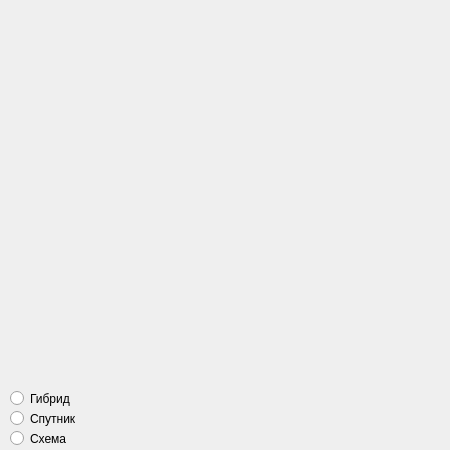
Qt form map.ui (plov-cyber/MAPS_PROJECT) before a commit.
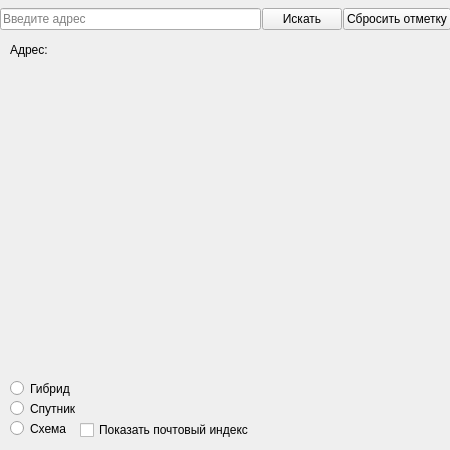
The same form after that commit.

Commit message: Big task of Maps API. Part #5-11

What changed in the file:
```diff
--- a/map.ui
+++ b/map.ui
@@ -24,8 +24,8 @@
     <property name="geometry">
      <rect>
       <x>10</x>
-      <y>390</y>
-      <width>82</width>
+      <y>380</y>
+      <width>60</width>
       <height>17</height>
      </rect>
     </property>
@@ -40,8 +40,8 @@
     <property name="geometry">
      <rect>
       <x>10</x>
-      <y>410</y>
-      <width>82</width>
+      <y>400</y>
+      <width>70</width>
       <height>17</height>
      </rect>
     </property>
@@ -56,8 +56,8 @@
     <property name="geometry">
      <rect>
       <x>10</x>
-      <y>430</y>
-      <width>82</width>
+      <y>420</y>
+      <width>60</width>
       <height>17</height>
      </rect>
     </property>
@@ -81,6 +81,68 @@
      <string/>
     </property>
    </widget>
+   <widget class="QLabel" name="lbl_address">
+    <property name="geometry">
+     <rect>
+      <x>10</x>
+      <y>40</y>
+      <width>430</width>
+      <height>20</height>
+     </rect>
+    </property>
+    <property name="text">
+     <string>Адрес: </string>
+    </property>
+   </widget>
+   <widget class="QCheckBox" name="postalcode">
+    <property name="geometry">
+     <rect>
+      <x>80</x>
+      <y>420</y>
+      <width>170</width>
+      <height>20</height>
+     </rect>
+    </property>
+    <property name="text">
+     <string>Показать почтовый индекс</string>
+    </property>
+   </widget>
+   <widget class="QWidget" name="layoutWidget">
+    <property name="geometry">
+     <rect>
+      <x>0</x>
+      <y>4</y>
+      <width>451</width>
+      <height>31</height>
+     </rect>
+    </property>
+    <layout class="QHBoxLayout" name="horizontalLayout">
+     <property name="spacing">
+      <number>1</number>
+     </property>
+     <item>
+      <widget class="QLineEdit" name="obj_address">
+       <property name="placeholderText">
+        <string>Введите адрес</string>
+       </property>
+      </widget>
+     </item>
+     <item>
+      <widget class="QPushButton" name="search">
+       <property name="text">
+        <string>Искать</string>
+       </property>
+      </widget>
+     </item>
+     <item>
+      <widget class="QPushButton" name="delete_mark">
+       <property name="text">
+        <string>Сбросить отметку</string>
+       </property>
+      </widget>
+     </item>
+    </layout>
+   </widget>
    <zorder>image</zorder>
    <zorder>hybrid</zorder>
    <zorder>sat</zorder>
```
Left out of the diff: 3 changed lines with no effect on the pictures. The commit also changes 1 other file.
